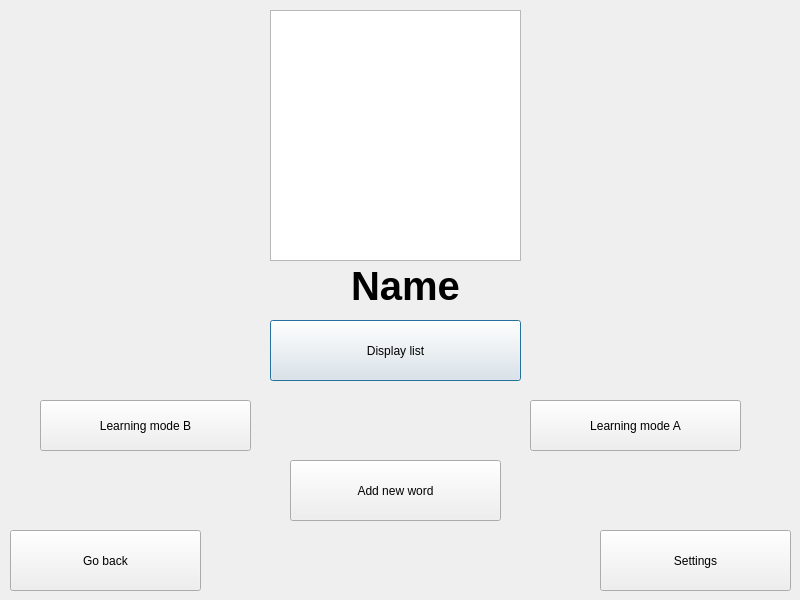
Above: listoptions.ui from MaybeAshLately/adelajdaQT before the change. Below: the same form after it.
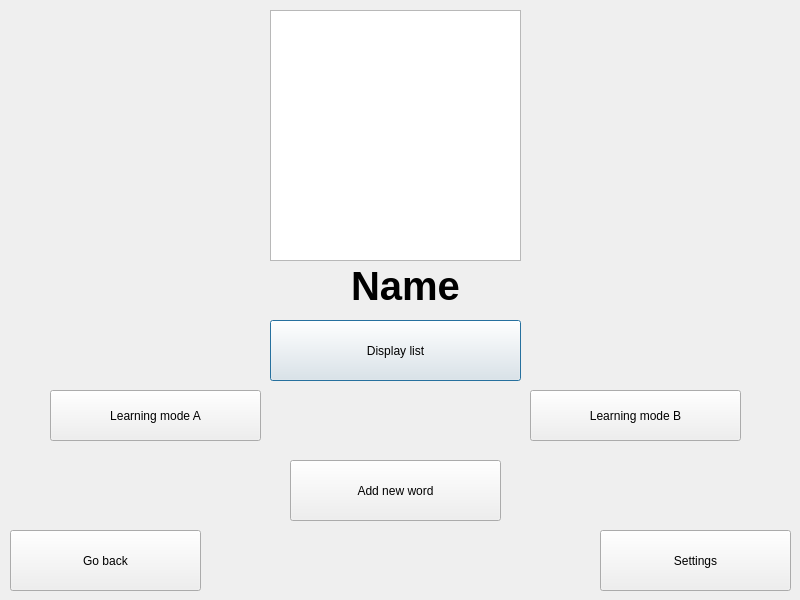
That is the form after the change.

Diff of the .ui file:
```diff
--- a/listoptions.ui
+++ b/listoptions.ui
@@ -64,8 +64,8 @@
   <widget class="QPushButton" name="learningModeBButton">
    <property name="geometry">
     <rect>
-     <x>40</x>
-     <y>400</y>
+     <x>530</x>
+     <y>390</y>
      <width>211</width>
      <height>51</height>
     </rect>
@@ -80,8 +80,8 @@
   <widget class="QPushButton" name="learningModeAButton">
    <property name="geometry">
     <rect>
-     <x>530</x>
-     <y>400</y>
+     <x>50</x>
+     <y>390</y>
      <width>211</width>
      <height>51</height>
     </rect>
```
